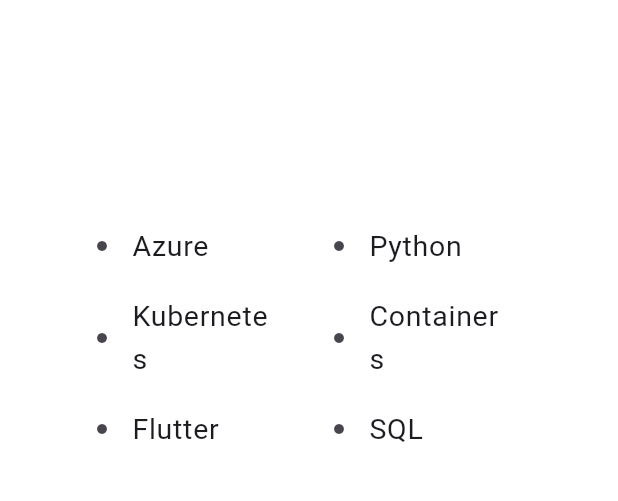
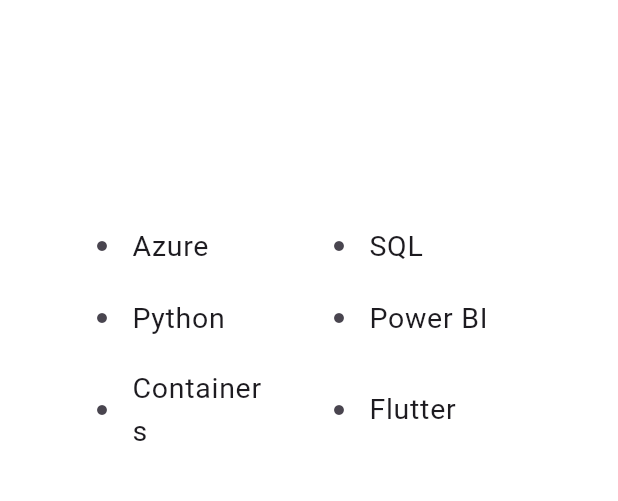
Before and after one commit to ElMurte/minimal_portfolio, a Flutter app: the AboutWidget widget shown alone on an empty page, opened directly, on a phone screen of 412 x 824 dp, the part 567-1068 px from its top. Run offline on Flutter 3.47's test engine with Material 3 defaults, Android fonts, the phone set to English and light mode, and no system bars; network calls fail.

```diff
--- a/lib/AboutWidget.dart
+++ b/lib/AboutWidget.dart
@@ -158,11 +158,11 @@ class AboutWidget extends StatelessWidget {
                           SizedBox(height: 16),
                           SkillsList([
                             'Azure',
+                            'SQL',
                             'Python',
-                            'Kubernetes',
+                            'Power BI',
                             'Containers',
-                            'Flutter',
-                            'SQL',
+                            'Flutter'
                           ])
                         ],
                       ),
--- a/lib/firstcontent.dart
+++ b/lib/firstcontent.dart
@@ -36,12 +36,12 @@ class FirstContent extends StatelessWidget {
                 ),
                 const SizedBox(height: 16),
                 const Text(
-                  'I build software with different technologies.',
+                  'I build value with different technologies.',
                   style: TextStyle(fontSize: 43, fontWeight: FontWeight.bold),
                 ),
                 const SizedBox(height: 16),
                 const Text(
-                  'I’m a passionate software engineer based in the Netherlands, with solid foundations in both front-end and back-end development. I am currently contributing within the air transport industry.',
+                  'I’m a passionate software engineer based in the Netherlands, with solid foundations in both front-end and back-end development. I am currently contributing within the air transport industry in the BI domain.',
                   style: TextStyle(fontSize: 19),
                 ),
                 const SizedBox(height: 16),
--- a/lib/main.dart
+++ b/lib/main.dart
@@ -13,7 +13,8 @@ import 'package:url_launcher/url_launcher.dart';
 // ignore: unused_import
 import 'techanmiation.dart';
 
-//TODO SEO
+//
+
 //1  <title>Elvis Murtezan</title>
 //2  <meta name="description" content="Explore the portfolio of Elvis Murtezan build with Flutter, a passionate developer based in the Netherlands. ">//<link rel="icon" type="image/png" href="your-favicon.png" />
 /*3 optional
--- a/lib/projectcard.dart
+++ b/lib/projectcard.dart
@@ -163,6 +163,7 @@ class ProjectCardState extends State<ProjectCard> {
                 padding: const EdgeInsets.all(16),
                 margin: const EdgeInsets.only(left: 0, bottom: 16),
                 child: Card(
+                    color: Theme.of(context).scaffoldBackgroundColor,
                     elevation: 30.0,
                     shadowColor: isHovered
                         ? Colors.blue
--- a/lib/secondaryprojectcard.dart
+++ b/lib/secondaryprojectcard.dart
@@ -63,7 +63,7 @@ class SecondaryProjectCardState extends State<SecondaryProjectCard> {
             height: 360,
             margin: const EdgeInsets.only(bottom: 16),
             child: Card(
-              elevation: 30.0,
+              elevation: 30.0, color: Theme.of(context).scaffoldBackgroundColor,
 
               shadowColor: isHovered
                   ? Colors.blue
```
Also changed, not shown: lib/mainproject.dart (+4 -3 lines), pubspec.lock.
